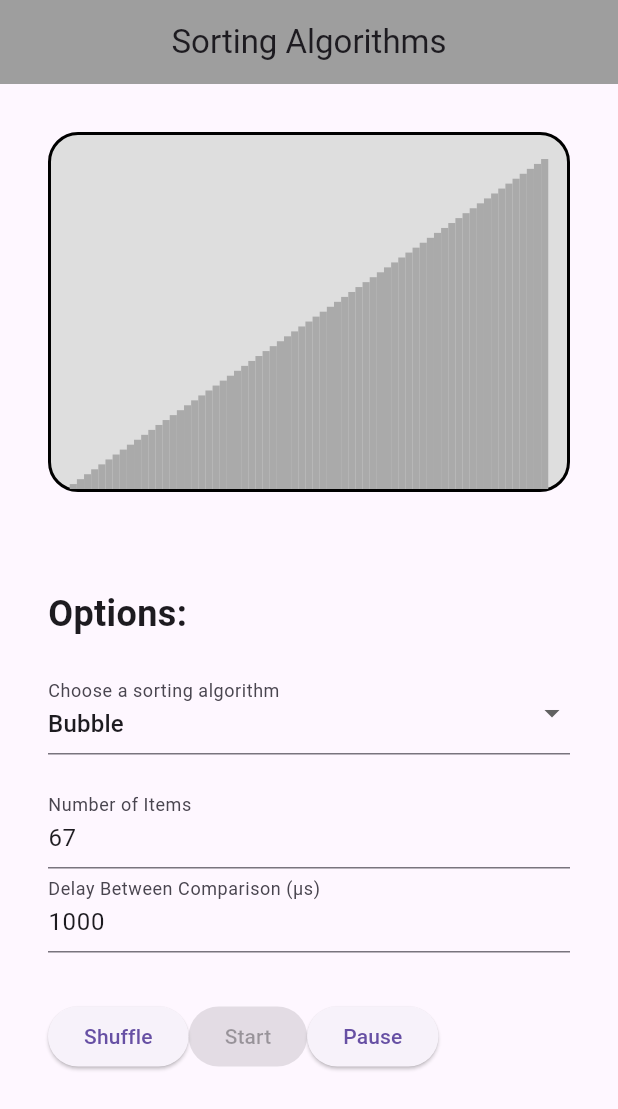
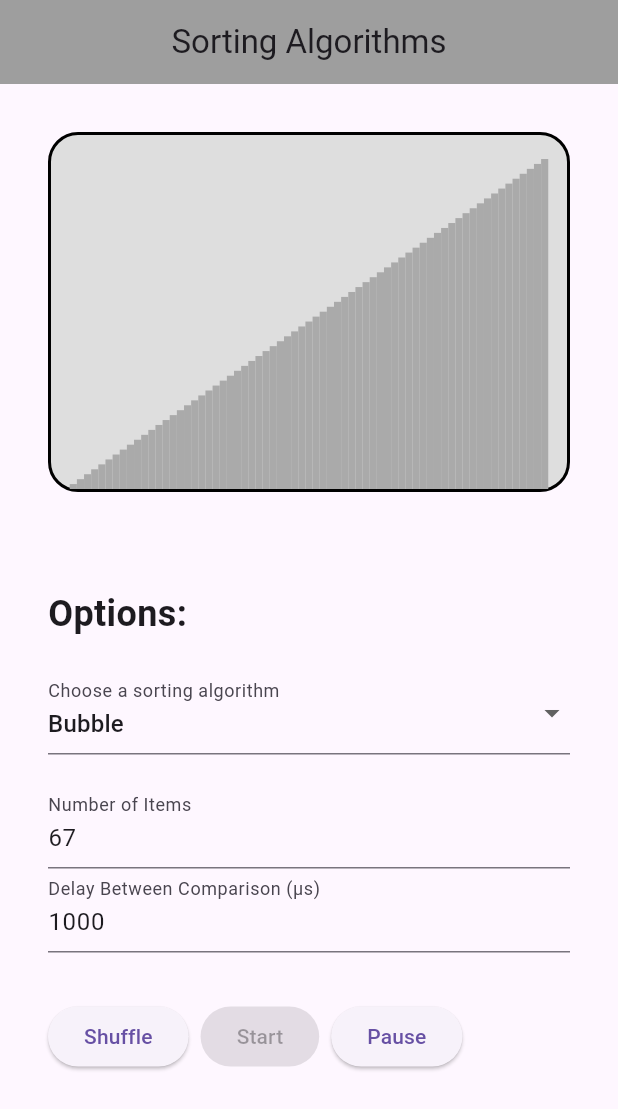
Before and after one commit to kaminaryu/sorting-algorithm-app, a Flutter app: the screen it shows after launch, on a phone screen of 412 x 824 dp. Shown: the top 1109 px of the screen. Run offline on Flutter 3.47's test engine with Material 3 defaults, Android fonts, the phone set to English and light mode, and no system bars.

Commit message:
Control Buttons Padding

```diff
--- a/lib/widgets/controls.dart
+++ b/lib/widgets/controls.dart
@@ -38,6 +38,9 @@ class _ControlsState extends State<Controls> {
                         onPressed: widget.isSorting ? null : widget.onShuffleClick, // () => onClick() also works
                         child: Text("Shuffle")
                     ),
+
+                    SizedBox(width: 8),
+
                     ElevatedButton(
                         // onPressed: widget.onStartClick,
                         onPressed: !widget.isShuffled ? null : () => setState(() {
@@ -50,6 +53,9 @@ class _ControlsState extends State<Controls> {
                         }),
                         child: Text(widget.isSorting ? "Stop" : "Start"),
                     ),
+
+                    SizedBox(width: 8),
+
                     ElevatedButton(
                         onPressed: () => setState(() {
                             if (widget.isPaused) {
```
